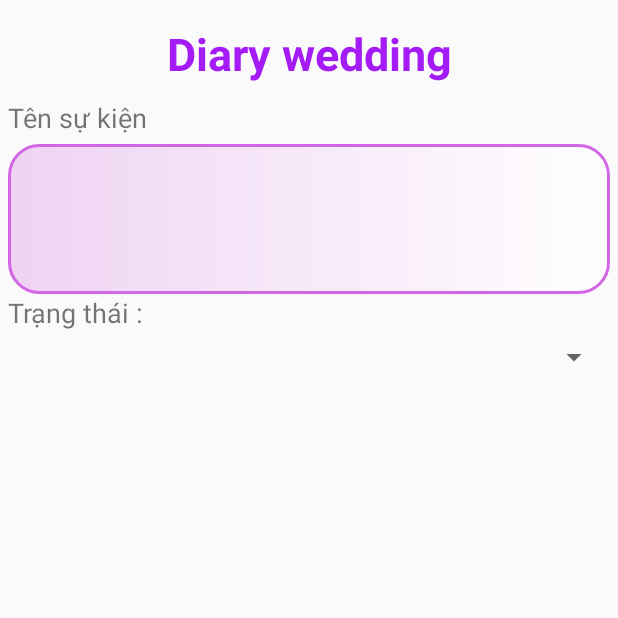
After one commit to duongtricn2c/WeddingManager, an Android app: the fragment FragmentRegistrationParty placed in its activity, on a phone screen of 412 x 824 dp, the top half of it. The commit adds this screen. Run offline under Robolectric (Android 15) with nearby library versions, the phone set to English and light mode, and no system bars.

Commit message:
update UI layout fragment registration party and navgitive menu

```diff
--- a/app/src/main/AndroidManifest.xml
+++ b/app/src/main/AndroidManifest.xml
@@ -19,4 +19,6 @@
         </activity>
     </application>
 
+    <uses-permission android:name="android.permission.INTERNET"/>
+
 </manifest>
--- a/app/src/main/java/com/dvtri/weddingmanager/activity/MainActivity.kt
+++ b/app/src/main/java/com/dvtri/weddingmanager/activity/MainActivity.kt
@@ -1,45 +1,68 @@
 package com.dvtri.weddingmanager.activity
 
+import android.os.Bundle
+import android.view.MenuItem
+import android.view.View
 import androidx.appcompat.app.AppCompatActivity
-import android.os.Bundle
-import android.view.View
+import androidx.drawerlayout.widget.DrawerLayout
 import com.dvtri.weddingmanager.R
-import com.dvtri.weddingmanager.fragment.dirary.FragmentDiaryWedding
+import com.dvtri.weddingmanager.fragment.dirary.FragmentDiaryParty
 import com.dvtri.weddingmanager.fragment.saving.FragmentSavingBook
-import kotlinx.android.synthetic.main.activity_main.*
 import com.dvtri.weddingmanager.utility.Util.Companion.replaceFragment
+import com.google.android.material.navigation.NavigationView
+
+
 
 class MainActivity : AppCompatActivity(), View.OnClickListener {
 
+    var mDrawerLayout: DrawerLayout? = null
 
     override fun onCreate(savedInstanceState: Bundle?) {
         super.onCreate(savedInstanceState)
-        setContentView(R.layout.activity_main)
+        this.setContentView(R.layout.activity_main)
 
         initUI()
 
     }
 
     private fun initUI() {
-        btnDiaryWedding.setOnClickListener(this)
-        btnSavingBook.setOnClickListener(this)
-        btnStatistical.setOnClickListener(this)
-        replaceFragment(this,FragmentDiaryWedding(),"FragmentDiaryWedding","FragmentDiaryWedding")
+        mDrawerLayout = findViewById(R.id.drawer_layout)
+        replaceFragment(this,FragmentDiaryParty(),"FragmentDiaryParty","FragmentDiaryParty")
+
+        val navigationView : NavigationView = findViewById(R.id.nav_view)
+        navigationView.setNavigationItemSelectedListener(
+            object : NavigationView.OnNavigationItemSelectedListener {
+                override fun onNavigationItemSelected(menuItem: MenuItem): Boolean {
+                    // set item as selected to persist highlight
+                    menuItem.setChecked(true)
+                    // close drawer when item is tapped
+                    // Add code here to update the UI based on the item selected
+                    // For example, swap UI fragments here
+                    return true
+                }
+            })
     }
 
     override fun onClick(v: View?) {
         when (v) {
-            btnDiaryWedding -> {
-                replaceFragment(this,FragmentDiaryWedding(),"FragmentDiaryWedding","FragmentDiaryWedding")
-            }
-            btnSavingBook -> {
-                replaceFragment(this,FragmentSavingBook(),"FragmentSavingBook","FragmentSavingBook")
-            }
 
-            btnStatistical -> {
-
-            }
         }
     }
 
+    fun DiaryParty(item: MenuItem) {
+        replaceFragment(this,FragmentDiaryParty(),"FragmentDiaryParty","FragmentDiaryParty")
+        mDrawerLayout!!.closeDrawers()
+
+    }
+
+    fun SavingBook(item: MenuItem) {
+        replaceFragment(this,FragmentSavingBook(),"FragmentSavingBook","FragmentSavingBook")
+        mDrawerLayout!!.closeDrawers()
+    }
+
+    fun Statistical(item: MenuItem) {}
+    fun Logout(item: MenuItem) {
+        finish()
+    }
+
 }
--- /dev/null
+++ b/app/src/main/java/com/dvtri/weddingmanager/fragment/dirary/FragmentDiaryParty.kt
@@ -0,0 +1,263 @@
+package com.dvtri.weddingmanager.fragment.dirary
+
+import android.content.Context
+import android.os.Bundle
+import android.view.LayoutInflater
+import android.view.View
+import android.view.ViewGroup
+import android.widget.AdapterView
+import android.widget.ArrayAdapter
+import androidx.fragment.app.Fragment
+import androidx.recyclerview.widget.LinearLayoutManager
+import com.dvtri.weddingmanager.R
+import com.dvtri.weddingmanager.activity.MainActivity
+import com.dvtri.weddingmanager.fragment.dirary.registrationParty.FragmentRegistrationParty
+import com.dvtri.weddingmanager.fragment.saving.FragmentSavingBook
+import com.dvtri.weddingmanager.utility.Util
+import kotlinx.android.synthetic.main.fragment_diary_wedding.*
+
+class FragmentDiaryParty() : Fragment(), View.OnClickListener {
+
+    private var arrListType: ArrayList<String> = ArrayList<String>()
+    private var arrListStatus: ArrayList<String> = ArrayList<String>()
+    private var arrListYear: ArrayList<String> = ArrayList<String>()
+    private var arrListParty: ArrayList<PartyModel> = ArrayList<PartyModel>()
+
+    override fun onCreateView(
+        inflater: LayoutInflater,
+        container: ViewGroup?,
+        savedInstanceState: Bundle?
+    ): View? {
+        return inflater.inflate(R.layout.fragment_diary_wedding, container, false)
+    }
+
+    override fun onViewCreated(view: View, savedInstanceState: Bundle?) {
+        super.onViewCreated(view, savedInstanceState)
+        initData()
+        initUI()
+
+    }
+
+    private fun initUI() {
+        val adapterType = ArrayAdapter<String>(
+            this.context as Context,
+            android.R.layout.simple_spinner_item,
+            arrListType
+        )
+        val adapterStatus = ArrayAdapter<String>(
+            this.context as Context,
+            android.R.layout.simple_spinner_item,
+            arrListStatus
+        )
+        val adapterYear = ArrayAdapter<String>(
+            this.context as Context,
+            android.R.layout.simple_spinner_item,
+            arrListYear
+        )
+
+        adapterType.setDropDownViewResource(android.R.layout.simple_spinner_dropdown_item)
+        adapterStatus.setDropDownViewResource(android.R.layout.simple_spinner_dropdown_item)
+        adapterYear.setDropDownViewResource(android.R.layout.simple_spinner_dropdown_item)
+
+        spinType.adapter = adapterType
+        spinStatus.adapter = adapterStatus
+        spinYear.adapter = adapterYear
+
+
+        spinType.onItemSelectedListener = object : AdapterView.OnItemSelectedListener {
+            override fun onNothingSelected(p0: AdapterView<*>?) {
+
+            }
+
+            override fun onItemSelected(p0: AdapterView<*>?, p1: View?, p2: Int, p3: Long) {
+
+            }
+
+        }
+        spinStatus.onItemSelectedListener = object : AdapterView.OnItemSelectedListener {
+            override fun onNothingSelected(p0: AdapterView<*>?) {
+
+            }
+
+            override fun onItemSelected(p0: AdapterView<*>?, p1: View?, p2: Int, p3: Long) {
+
+            }
+
+        }
+        spinYear.onItemSelectedListener = object : AdapterView.OnItemSelectedListener {
+            override fun onNothingSelected(p0: AdapterView<*>?) {
+
+            }
+
+            override fun onItemSelected(p0: AdapterView<*>?, p1: View?, p2: Int, p3: Long) {
+
+            }
+
+        }
+
+        rcvListWedding.layoutManager =
+            LinearLayoutManager(this.context, LinearLayoutManager.VERTICAL, true)
+        rcvListWedding.setHasFixedSize(true)
+        rcvListWedding.adapter = PartyAdapter(arrListParty!!)
+
+        btnRegistration.setOnClickListener {
+            Util.replaceFragment(
+                this.context as MainActivity,
+                FragmentRegistrationParty(),
+                "FragmentRegistrationParty",
+                "FragmentRegistrationParty"
+            )
+        }
+
+    }
+
+    private fun initData() {
+        arrListType.run {
+            clear()
+            add("Đám cưới")
+            add("Đám hỏi")
+            add("Sinh nhật")
+            add("Party")
+        }
+        arrListStatus.run {
+            clear()
+            add("Chưa tham dự")
+            add("Đã tham dự")
+        }
+        arrListYear.run {
+            clear()
+            for (i in 2000..2099) {
+                add(i.toString())
+            }
+        }
+
+        arrListParty.run {
+            arrListParty.add(
+                PartyModel(
+                    "Đám cưới em Trân",
+                    "Đã tham dự",
+                    "22/08/2019",
+                    "Bạn Quyên",
+                    500000,
+                    "Đám cưới",
+                    "Chuyển khoản vắng mặt",
+                    R.drawable.wedding_couple
+                )
+            )
+            arrListParty.add(
+                PartyModel(
+                    "Sinh nhật Hùng",
+                    "Chưa tham dự",
+                    "17/12/2019",
+                    "Bạn Hùng",
+                    200000,
+                    "Đám cưới",
+                    "Chuyển khoản vắng mặt",
+                    R.drawable.birthday_cake
+                )
+            )
+            arrListParty.add(
+                PartyModel(
+                    "Đám hỏi bạn Trang",
+                    "Đã tham dự",
+                    "29/08/2019",
+                    "Bạn Trang",
+                    500000,
+                    "Đám cưới",
+                    "Chuyển khoản vắng mặt",
+                    R.drawable.proposal
+                )
+            )
+            arrListParty.add(
+                PartyModel(
+                    "Liên hoan dự release dự án",
+                    "Chưa tham dự",
+                    "02/11/2019",
+                    "Sếp Trần",
+                    100000,
+                    "Đám cưới",
+                    "Chuyển khoản vắng mặt",
+                    R.drawable.confetti
+                )
+            )
+            arrListParty.add(
+                PartyModel(
+                    "Đám cưới chị Huyền",
+                    "Đã tham dự",
+                    "21/08/2019",
+                    "Chị Huyền",
+                    500000,
+                    "Đám cưới",
+                    "Chuyển khoản vắng mặt",
+                    R.drawable.wedding_couple
+                )
+            )
+            arrListParty.add(
+                PartyModel(
+                    "Đám cưới em Trân",
+                    "Đã tham dự",
+                    "22/08/2019",
+                    "Bạn Quyên",
+                    500000,
+                    "Đám cưới",
+                    "Chuyển khoản vắng mặt",
+                    R.drawable.wedding_couple
+                )
+            )
+            arrListParty.add(
+                PartyModel(
+                    "Sinh nhật Hùng",
+                    "Chưa tham dự",
+                    "17/12/2019",
+                    "Bạn Hùng",
+                    200000,
+                    "Đám cưới",
+                    "Chuyển khoản vắng mặt",
+                    R.drawable.birthday_cake
+                )
+            )
+            arrListParty.add(
+                PartyModel(
+                    "Đám hỏi bạn Trang",
+                    "Đã tham dự",
+                    "29/08/2019",
+                    "Bạn Trang",
+                    500000,
+                    "Đám cưới",
+                    "Chuyển khoản vắng mặt",
+                    R.drawable.proposal
+                )
+            )
+            arrListParty.add(
+                PartyModel(
+                    "Liên hoan dự release dự án",
+                    "Chưa tham dự",
+                    "02/11/2019",
+                    "Sếp Trần",
+                    100000,
+                    "Đám cưới",
+                    "Chuyển khoản vắng mặt",
+                    R.drawable.confetti
+                )
+            )
+            arrListParty.add(
+                PartyModel(
+                    "Đám cưới chị Huyền",
+                    "Đã tham dự",
+                    "21/08/2019",
+                    "Chị Huyền",
+                    500000,
+                    "Đám cưới",
+                    "Chuyển khoản vắng mặt",
+                    R.drawable.wedding_couple
+                )
+            )
+        }
+
+    }
+
+    override fun onClick(p0: View?) {
+
+    }
+
+}
--- /dev/null
+++ b/app/src/main/java/com/dvtri/weddingmanager/fragment/dirary/registrationParty/FragmentRegistrationParty.kt
@@ -0,0 +1,23 @@
+package com.dvtri.weddingmanager.fragment.dirary.registrationParty
+
+import android.os.Bundle
+import android.view.LayoutInflater
+import android.view.View
+import android.view.ViewGroup
+import androidx.fragment.app.Fragment
+import com.dvtri.weddingmanager.R
+
+class FragmentRegistrationParty : Fragment(){
+
+    override fun onCreateView(
+        inflater: LayoutInflater,
+        container: ViewGroup?,
+        savedInstanceState: Bundle?
+    ): View? {
+        return inflater.inflate(R.layout.fragment_registration_party,container,false)
+    }
+
+    override fun onViewCreated(view: View, savedInstanceState: Bundle?) {
+        super.onViewCreated(view, savedInstanceState)
+    }
+}
--- a/app/src/main/java/com/dvtri/weddingmanager/utility/Util.kt
+++ b/app/src/main/java/com/dvtri/weddingmanager/utility/Util.kt
@@ -1,13 +1,13 @@
 package com.dvtri.weddingmanager.utility
 
-import android.content.Context
 import androidx.appcompat.app.AppCompatActivity
 import androidx.fragment.app.Fragment
 import com.dvtri.weddingmanager.R
+import com.dvtri.weddingmanager.activity.MainActivity
 
 class Util {
     companion object {
-        fun replaceFragment(context: Context, fragment: Fragment, name: String, tag: String) {
+        fun replaceFragment(context: MainActivity, fragment: Fragment, name: String, tag: String) {
             (context as AppCompatActivity).supportFragmentManager.beginTransaction()
                 .replace(R.id.container, fragment, name)
                 .addToBackStack(tag)
--- a/app/src/main/res/drawable/bg_edt.xml
+++ b/app/src/main/res/drawable/bg_edt.xml
@@ -6,7 +6,7 @@
         android:width="2dp"
         android:color="#D267E6"/>
     <gradient
-        android:startColor="#E7A7F1"
+        android:startColor="#EFD3F3"
         android:endColor="#FFF"/>
 
 </shape>
--- /dev/null
+++ b/app/src/main/res/drawable/ic_add_box.xml
@@ -0,0 +1,5 @@
+<vector android:height="64dp" android:tint="#A51BF5"
+    android:viewportHeight="24.0" android:viewportWidth="24.0"
+    android:width="64dp" xmlns:android="http://schemas.android.com/apk/res/android">
+    <path android:fillColor="#FF000000" android:pathData="M19,3L5,3c-1.11,0 -2,0.9 -2,2v14c0,1.1 0.89,2 2,2h14c1.1,0 2,-0.9 2,-2L21,5c0,-1.1 -0.9,-2 -2,-2zM17,13h-4v4h-2v-4L7,13v-2h4L11,7h2v4h4v2z"/>
+</vector>
--- /dev/null
+++ b/app/src/main/res/layout/fragment_registration_party.xml
@@ -0,0 +1,56 @@
+<?xml version="1.0" encoding="utf-8"?>
+<RelativeLayout xmlns:android="http://schemas.android.com/apk/res/android"
+    xmlns:tools="http://schemas.android.com/tools"
+    android:layout_width="match_parent"
+    android:layout_height="match_parent"
+    android:orientation="vertical">
+    <ScrollView
+        android:layout_width="match_parent"
+        android:layout_height="match_parent"
+        android:layout_weight="1"
+        tools:ignore="InefficientWeight,UselessParent">
+
+        <LinearLayout
+            android:layout_width="match_parent"
+            android:layout_height="wrap_content"
+            android:layout_margin="@dimen/dp_5"
+            android:orientation="vertical">
+
+            <TextView
+                android:layout_width="match_parent"
+                android:layout_height="wrap_content"
+                android:layout_margin="@dimen/dp_10"
+                android:gravity="center"
+                android:text="@string/menu_diary_wedding"
+                android:textColor="@color/colorPurple"
+                android:textSize="@dimen/sp_30"
+                android:textStyle="bold" />
+
+            <TextView
+                android:layout_width="match_parent"
+                android:layout_height="wrap_content"
+                android:text="@string/name_party"
+                android:layout_marginBottom="@dimen/dp_5"
+                android:textSize="@dimen/sp_18" />
+
+            <EditText
+                android:background="@drawable/bg_edt"
+                android:layout_width="match_parent"
+                android:layout_height="@dimen/dp_100"/>
+
+            <TextView
+                android:layout_width="match_parent"
+                android:layout_height="wrap_content"
+                android:text="@string/status"
+                android:layout_marginBottom="@dimen/dp_5"
+                android:textSize="@dimen/sp_18" />
+
+            <Spinner
+                android:layout_width="match_parent"
+                android:layout_height="wrap_content"/>
+
+        </LinearLayout>
+
+    </ScrollView>
+
+</RelativeLayout>
--- /dev/null
+++ b/app/src/main/res/menu/drawer_view.xml
@@ -0,0 +1,25 @@
+<?xml version="1.0" encoding="utf-8"?>
+<menu xmlns:android="http://schemas.android.com/apk/res/android" >
+    <group android:checkableBehavior="single">
+        <item
+            android:id="@+id/itemDiaryParty"
+            android:icon="@drawable/ic_diary"
+            android:title="@string/menu_diary_wedding"
+            android:onClick="DiaryParty"/>
+        <item
+            android:id="@+id/itemSavingBook"
+            android:icon="@drawable/ic_saving_book"
+            android:title="@string/menu_saving_book"
+            android:onClick="SavingBook"/>
+        <item
+            android:id="@+id/itemStatistical"
+            android:icon="@drawable/ic_statistical"
+            android:title="@string/menu_statistical"
+            android:onClick="Statistical"/>
+        <item
+            android:id="@+id/itemLogout"
+            android:icon="@drawable/ic_diary"
+            android:title="@string/logout"
+            android:onClick="Logout"/>
+    </group>
+</menu>
--- a/app/src/main/res/values/strings.xml
+++ b/app/src/main/res/values/strings.xml
@@ -14,4 +14,10 @@
     <string name="party_date_start">Ngày diễn ra :</string>
     <string name="account">Tài khoản</string>
     <string name="password">Mật khẩu</string>
+
+
+    <string name="facebook_app_id">2617619828301876</string> <string name="fb_login_protocol_scheme">fb2617619828301876</string>
+    <string name="registration_party">Registration Party</string>
+    <string name="logout">Đăng xuất</string>
+    <string name="name_party">Tên sự kiện</string>
 </resources>
```
Also changed, not shown: app/build.gradle (+8 -0 lines), app/src/main/java/com/dvtri/weddingmanager/fragment/dirary/FragmentDiaryWedding.kt (deleted, +0 -134 lines), app/src/main/res/layout/activity_main.xml (+20 -85 lines), app/src/main/res/layout/fragment_diary_wedding.xml (+11 -2 lines), app/src/main/res/layout/nav_header.xml (added, +17 -0 lines).
